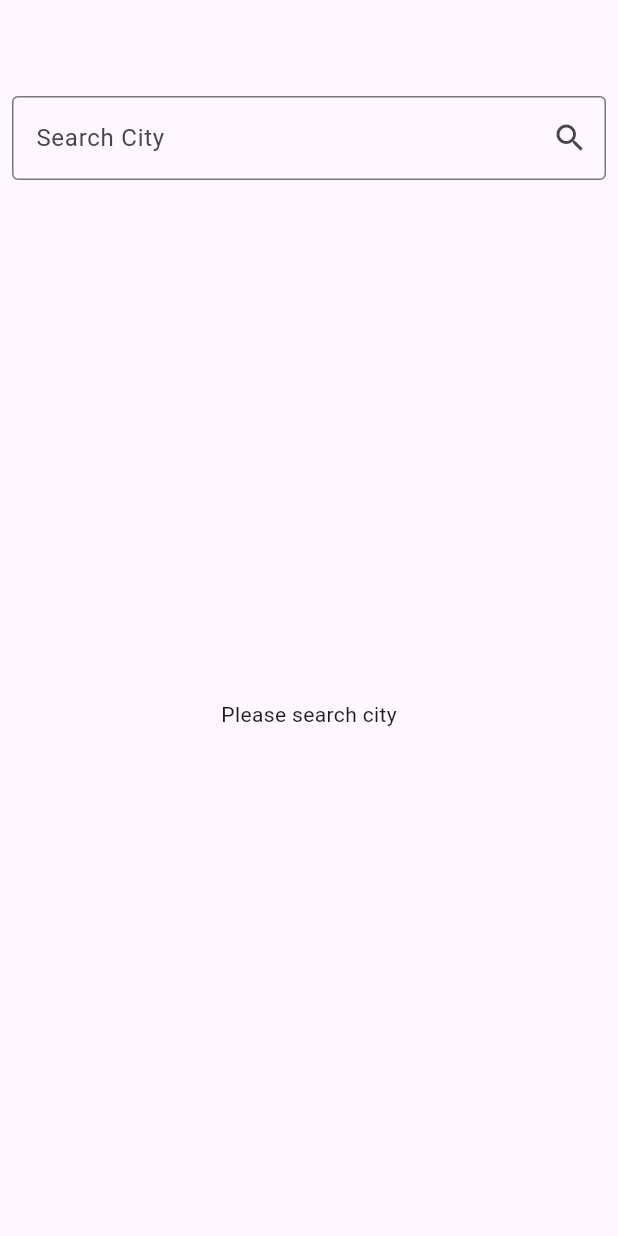
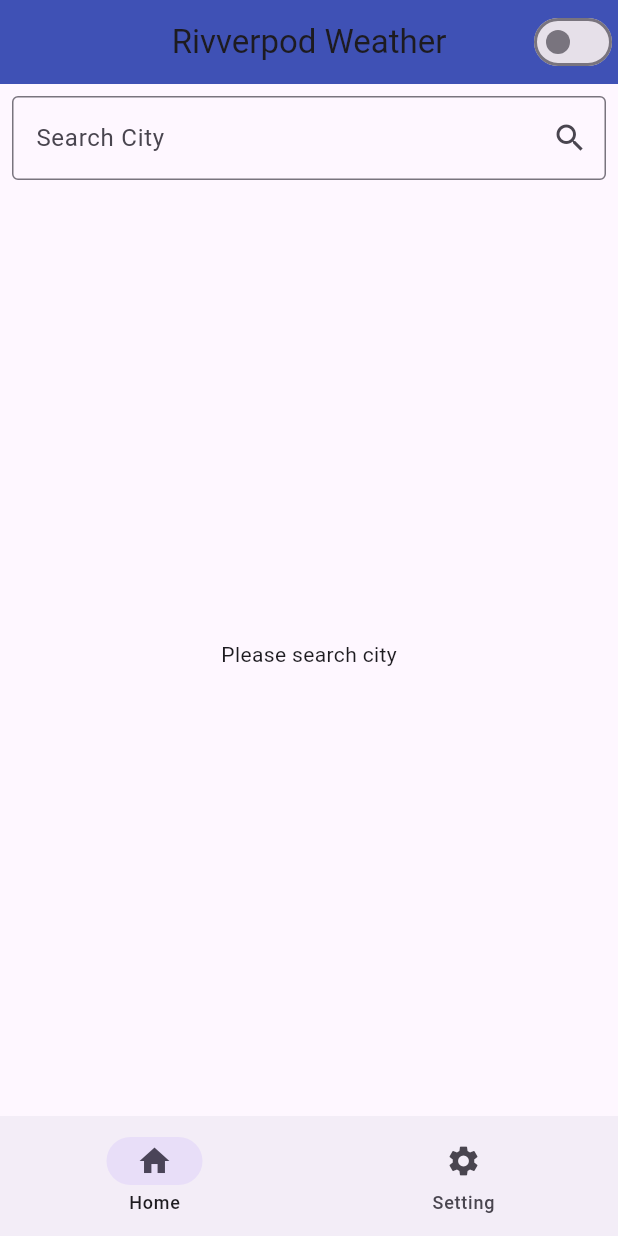
Before and after one commit to kyawkyawlin11/flutter_riverpod_retrofit, a Flutter app: the screen it shows after launch, on a phone screen of 412 x 824 dp. Run offline on Flutter 3.47's test engine with Material 3 defaults, Android fonts, the phone set to English and light mode, and no system bars; our stand-ins replace cached_network_image, dio, flutter_riverpod, go_router, pretty_dio_logger, retrofit; generated files the repository leaves out were written again.

Commit message:
add theme

```diff
--- a/lib/features/search_city/ui/screen/city_search_screen.dart
+++ b/lib/features/search_city/ui/screen/city_search_screen.dart
@@ -4,6 +4,8 @@ import 'package:weather_app/features/search_city/data/model/city_search_model.da
 import 'package:weather_app/features/search_city/provider/city_search_provider.dart';
 import 'package:weather_app/features/search_city/provider/city_search_state.dart';
 import 'package:weather_app/features/search_city/ui/widget/citylist_widget.dart';
+import 'package:weather_app/features/theme/provider/theme_provider.dart';
+import 'package:weather_app/features/theme/provider/theme_state.dart';
 
 class CitySearchScreen extends ConsumerStatefulWidget {
   const CitySearchScreen({super.key});
@@ -18,13 +20,27 @@ class _CitySearchScreenState extends ConsumerState<CitySearchScreen> {
   Widget build(BuildContext context) {
     CitySearchState citySearchState = ref.watch(citySearchProvider);
     final mProvider =  ref.watch(citySearchProvider.notifier);
+    final weatherTheme = ref.watch(themeProvider);
+    final weatherNotifier = ref.read(themeProvider.notifier);
     return Scaffold(
-      appBar: AppBar(),
+      appBar: AppBar(title: Text('Rivverpod Weather'), centerTitle: true,
+      actions: [
+        Switch(value: (weatherTheme is DarkWeatherTheme) ,
+        onChanged: (value){
+          if(value){
+            weatherNotifier.changeTheme(DarkWeatherTheme());
+          }else{
+            weatherNotifier.changeTheme(LightWeatherTheme());
+          }
+        })
+      ],),
       body:  Column(
         children: [
           Padding(
             padding: const EdgeInsets.all(8.0),
             child: TextField(
+              keyboardType: TextInputType.text,
+              textInputAction: TextInputAction.search,
               controller: _citySearchTextController,
               decoration: InputDecoration(
                 border: const OutlineInputBorder(),
@@ -34,13 +50,18 @@ class _CitySearchScreenState extends ConsumerState<CitySearchScreen> {
                   String city = _citySearchTextController.text.trim();
                   if(city.isEmpty){
                     ScaffoldMessenger.of(context).showSnackBar(const SnackBar(content: Text('Please Enter Completely')));
-
                   }else{
                     mProvider.searchCity(city);
                   }
                 },
-                icon: const Icon(Icons.search))
+                icon: const Icon(Icons.search)),
+
               ),
+              onSubmitted: (str) {
+                if(str.isNotEmpty){
+                  mProvider.searchCity(str);
+                }
+              },
             ),
           ),
           Expanded(child: _citySearchResultWidget(citySearchState)),
--- /dev/null
+++ b/lib/features/theme/provider/theme_state.dart
@@ -0,0 +1,39 @@
+import 'package:flutter/material.dart';
+
+sealed class WeatherThemeState {
+  ThemeData getTheme();
+}
+
+class LightWeatherTheme extends WeatherThemeState {
+  @override
+  ThemeData getTheme() {
+    return ThemeData.light().copyWith(
+        appBarTheme: const AppBarTheme(backgroundColor: Colors.indigo),
+        navigationRailTheme: const NavigationRailThemeData(
+          unselectedLabelTextStyle: TextStyle(color: Colors.indigo),
+          selectedLabelTextStyle: TextStyle(color: Colors.indigo, fontSize: 16),
+          selectedIconTheme: IconThemeData(color: Colors.indigo, size: 30),
+          unselectedIconTheme: IconThemeData(color: Colors.indigo),
+        ));
+  }
+}
+
+class DarkWeatherTheme extends WeatherThemeState {
+  @override
+  ThemeData getTheme() {
+    return ThemeData.dark().copyWith(
+      switchTheme: SwitchThemeData(
+          thumbColor: MaterialStateProperty.resolveWith((value) {
+        return Colors.white;
+      }), trackColor: MaterialStateProperty.resolveWith((states) {
+        return Colors.grey;
+      })),
+      navigationRailTheme: const NavigationRailThemeData(
+          unselectedLabelTextStyle: TextStyle(color: Colors.grey),
+          selectedLabelTextStyle: TextStyle(color: Colors.white, fontSize: 16),
+          selectedIconTheme: IconThemeData(color: Colors.white, size: 30),
+          unselectedIconTheme: IconThemeData(color: Colors.grey),
+        )
+    );
+  }
+}
--- /dev/null
+++ b/lib/helper/constant/route_list.dart
@@ -0,0 +1,39 @@
+import 'package:go_router/go_router.dart';
+import 'package:weather_app/features/current_weather/ui/screen/current_weather_screen.dart';
+import 'package:weather_app/features/search_city/ui/screen/city_search_screen.dart';
+import 'package:weather_app/features/setting/setting_screen.dart';
+
+class RouteList{
+ static final routeList=[
+          StatefulShellBranch(routes: [
+            GoRoute(
+                path: '/',
+                builder: (context, state) {
+                  return const CitySearchScreen();
+                }),
+            GoRoute(
+              //path:'/current',
+              path: '/current/:lati/:longi/:city',// for web path parameter
+              builder: (context, routeState) {
+                // final query = routeState.extra as Map;
+                return CurrentWeatherScreen(
+                    latitude: routeState.pathParameters['lati']??'',
+                    longitude: routeState.pathParameters['longi']??'',
+                    city: routeState.pathParameters['city']??''
+
+                    //  latitude: query['lati'],
+                    // longitude: query['longi'],
+                    // city: query['city']
+                    );
+
+              },
+            )
+          ]),
+          StatefulShellBranch(routes: [
+            GoRoute(path: '/setting',
+            builder: (context, state) {
+              return const SettingScreen();
+            },)
+          ])
+        ];
+}
--- /dev/null
+++ b/lib/helper/widget/navigation_shell_widget.dart
@@ -0,0 +1,51 @@
+import 'package:flutter/material.dart';
+import 'package:go_router/go_router.dart';
+
+class NavigationShellWidget extends StatelessWidget {
+  const NavigationShellWidget({
+    super.key,
+    required this.navigationShell,
+  });
+
+  final StatefulNavigationShell navigationShell;
+
+  @override
+  Widget build(BuildContext context) {
+    double width = MediaQuery.of(context).size.width;
+    if (width <= 490) {
+      return Scaffold(
+        body: navigationShell,
+        bottomNavigationBar: NavigationBar(
+            onDestinationSelected: (index) {
+              navigationShell.goBranch(index);
+            },
+            selectedIndex: navigationShell.currentIndex,
+            destinations: const [
+              NavigationDestination(icon: Icon(Icons.home), label: 'Home'),
+              NavigationDestination(
+                  icon: Icon(Icons.settings), label: 'Setting')
+            ]),
+      );
+    } else {
+      return Scaffold(
+        body: Row(
+          children: [
+            NavigationRail(
+              labelType: NavigationRailLabelType.all,
+                onDestinationSelected: (index) {
+                  navigationShell.goBranch(index);
+                },
+                selectedIndex: navigationShell.currentIndex,
+                destinations: const [
+                  NavigationRailDestination(
+                      icon: Icon(Icons.home), label: Text('Home')),
+                  NavigationRailDestination(
+                      icon: Icon(Icons.settings), label: Text('Setting'))
+                ]),
+            Expanded(child: navigationShell),
+          ],
+        ),
+      );
+    }
+  }
+}
--- a/lib/main.dart
+++ b/lib/main.dart
@@ -1,37 +1,34 @@
 import 'package:flutter/material.dart';
 import 'package:flutter_riverpod/flutter_riverpod.dart';
 import 'package:go_router/go_router.dart';
-import 'package:weather_app/features/current_weather/ui/screen/current_weather_screen.dart';
-import 'package:weather_app/features/search_city/ui/screen/city_search_screen.dart';
+import 'package:weather_app/features/theme/provider/theme_provider.dart';
+import 'package:weather_app/features/theme/provider/theme_state.dart';
+import 'package:weather_app/helper/constant/route_list.dart';
+import 'package:weather_app/helper/widget/navigation_shell_widget.dart';
 
 void main() {
   runApp(ProviderScope(child: MyApp()));
 }
 
-class MyApp extends StatelessWidget {
+class MyApp extends ConsumerWidget {
   MyApp({super.key});
 
-  final _router = GoRouter(routes: [
-    GoRoute(
-        path: '/',
-        builder: (context, state) {
-          return const CitySearchScreen();
-        }),
-    GoRoute(
-      path: '/current',
-      builder: (context, routeState) {
-        final query = routeState.extra as Map;
-        return CurrentWeatherScreen(
-            latitude: query['lati']!,
-            longitude: query['longi']!,
-            city: query['city'] );
-      },
-    )
+  final _router = GoRouter(initialLocation: '/', routes: [
+    StatefulShellRoute.indexedStack(
+        builder: (context, state, StatefulNavigationShell navigationShell) {
+          return NavigationShellWidget(
+            navigationShell: navigationShell,
+          );
+        },
+        branches: RouteList.routeList),
   ]);
 
   @override
-  Widget build(BuildContext context) {
+  Widget build(BuildContext context, WidgetRef ref) {
+    WeatherThemeState weatherTheme = ref.watch(themeProvider);
     return MaterialApp.router(
+      debugShowCheckedModeBanner: false,
+      theme: weatherTheme.getTheme(),
       routerConfig: _router,
     );
   }
```
Also changed, not shown: lib/features/current_weather/ui/screen/current_weather_screen.dart (+5 -4 lines), lib/features/current_weather/ui/widget/current_weather_widget.dart (+5 -4 lines), lib/features/search_city/ui/widget/citylist_widget.dart (+15 -6 lines), lib/features/setting/setting_screen.dart (added, +18 -0 lines), lib/features/theme/provider/theme_provider.dart (added, +19 -0 lines).
